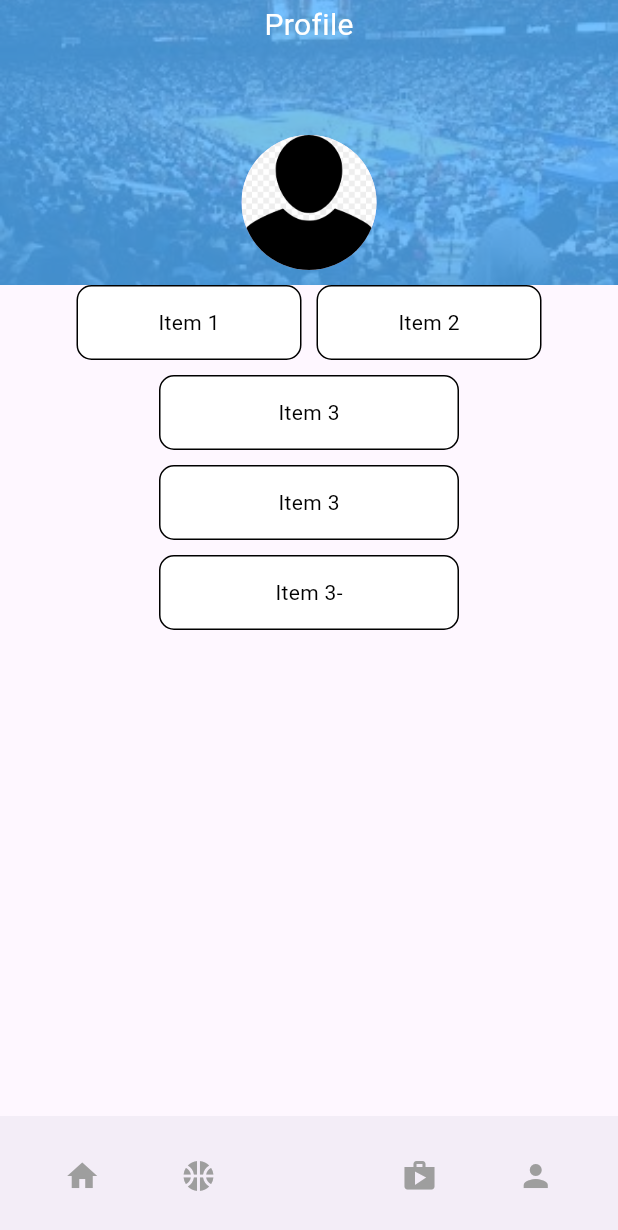
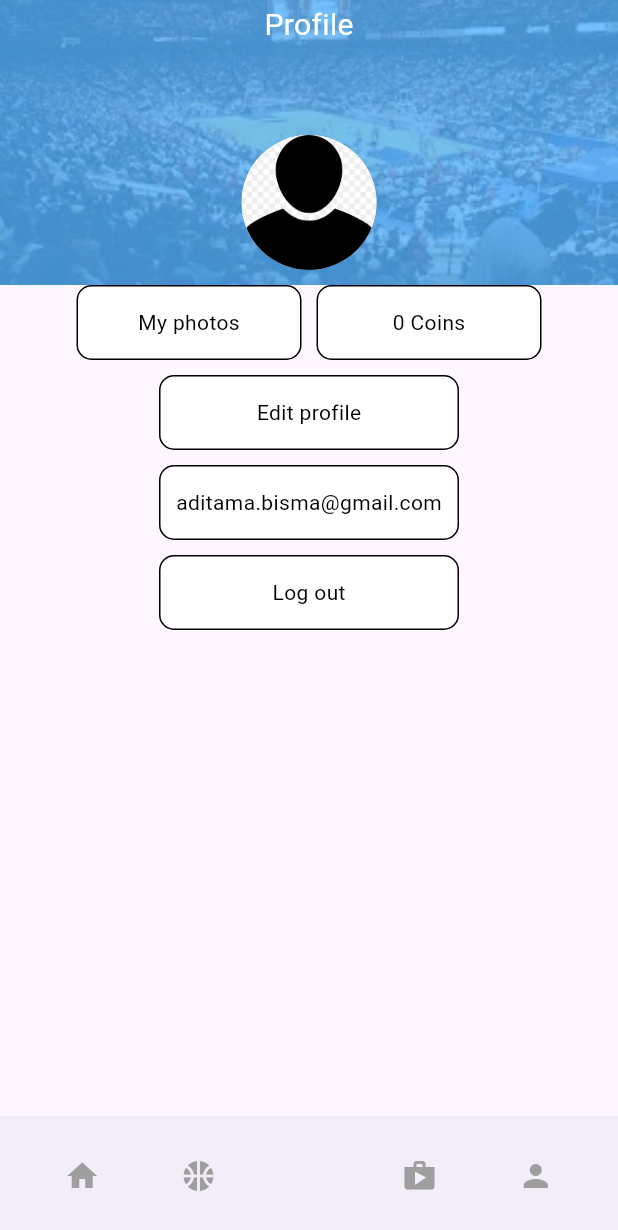
Before and after one commit to siswatelkom07/Nav_Flutter, a Flutter app: the Profile screen opened by its route, on a phone screen of 412 x 824 dp. Shown: the top 1230 px of the screen. Run offline on Flutter 3.47's test engine with Material 3 defaults, Android fonts, the phone set to English and light mode, and no system bars.

Commit message:
Profile Selesai

```diff
--- a/lib/views/Profile.dart
+++ b/lib/views/Profile.dart
@@ -67,7 +67,7 @@ class Profile extends StatelessWidget {
           ),
           child: Center(
             child: Text(
-              'Item 1',
+              'My photos',
               style: TextStyle(color: Colors.black),
             ),
           ),
@@ -83,7 +83,7 @@ class Profile extends StatelessWidget {
           ),
           child: Center(
             child: Text(
-              'Item 2',
+              '0 Coins',
               style: TextStyle(color: Colors.black),
             ),
           ),
@@ -101,7 +101,7 @@ class Profile extends StatelessWidget {
       ),
       child: Center(
         child: Text(
-          'Item 3',
+          'Edit profile',
           style: TextStyle(color: Colors.black),
         ),
       ),
@@ -116,7 +116,7 @@ class Profile extends StatelessWidget {
       ),
       child: Center(
         child: Text(
-          'Item 3',
+          'aditama.bisma@gmail.com',
           style: TextStyle(color: Colors.black),
         ),
       ),
@@ -131,7 +131,7 @@ class Profile extends StatelessWidget {
       ),
       child: Center(
         child: Text(
-          'Item 3-',
+          'Log out',
           style: TextStyle(color: Colors.black),
         ),
       ),
```
Also changed, not shown: lib/views/Shop.dart (+15 -0 lines).
